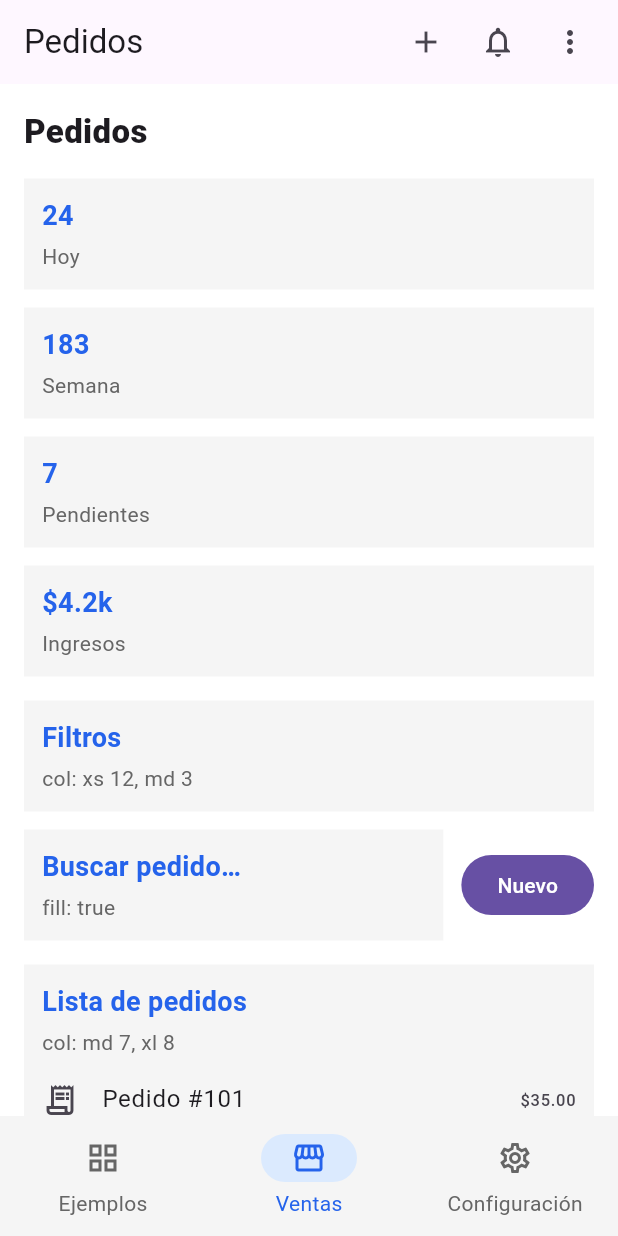
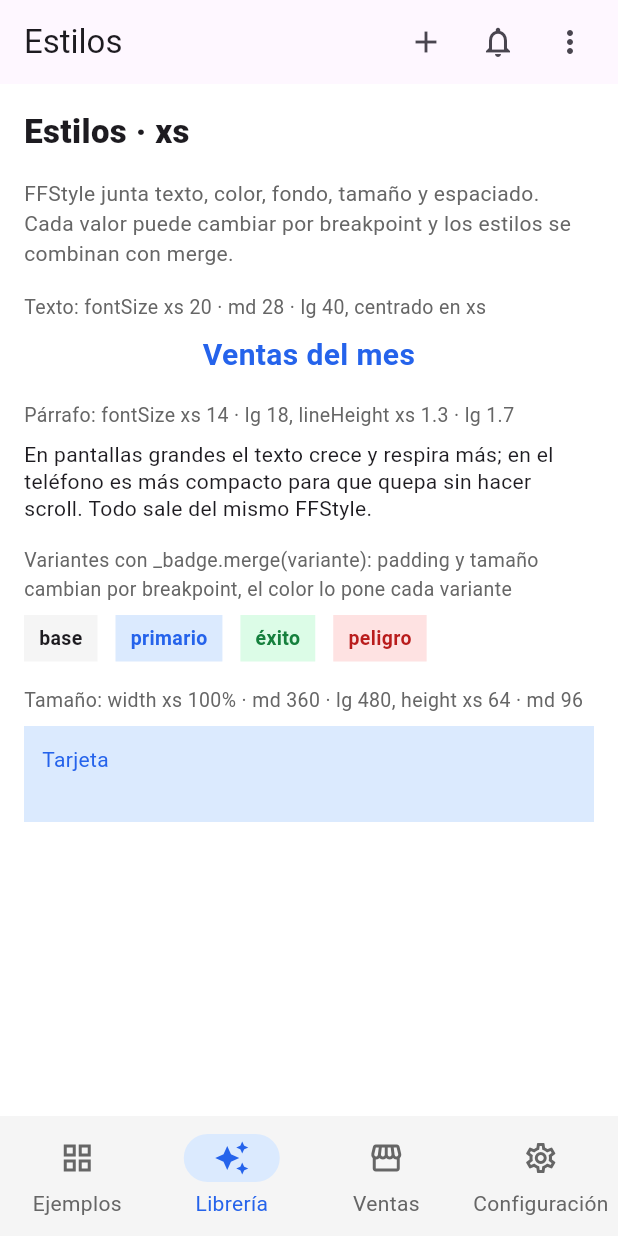
Before and after one commit to jgilpragma23/flow_frame, a Flutter app: the screen it shows after launch, item 2 of the bottom bar chosen, on a phone screen of 412 x 824 dp. Run offline on Flutter 3.47's test engine with Material 3 defaults, Android fonts, the phone set to English and light mode, and no system bars.

Commit message:
feat(example): agregar páginas de estilos, espaciado, colores y contenedor

```diff
--- /dev/null
+++ b/example/lib/demos.dart
@@ -0,0 +1,444 @@
+import 'package:flow_frame/flow_frame.dart';
+import 'package:flutter/material.dart';
+
+import 'main.dart';
+
+/// Páginas de la sección "Librería": una por tema, para ver cómo cambia
+/// cada cosa según el breakpoint (y para las imágenes del README).
+
+/// Título, texto de ayuda y el contenido de la página.
+class _DemoPage extends StatelessWidget {
+  const _DemoPage({
+    required this.title,
+    required this.intro,
+    required this.children,
+  });
+
+  final String title;
+  final String intro;
+  final List<Widget> children;
+
+  @override
+  Widget build(BuildContext context) {
+    return SingleChildScrollView(
+      child: FFContainer(
+        maxSize: 1280,
+        style: const FFStyle(padding: FFSpacing(all: FFValue(xs: 16, md: 32))),
+        child: FFFlex(
+          gap: const FFValue(xs: 16, md: 24),
+          children: [
+            FFItem(
+              style: const FFStyle(
+                textStyle: FFValue(
+                  xs: TextStyle(fontSize: 22, fontWeight: FontWeight.w800),
+                  md: TextStyle(fontSize: 30),
+                ),
+              ),
+              child: Text('$title · ${context.breakpoint.name}'),
+            ),
+            FFItem(
+              style: const FFStyle(color: AppColors.muted),
+              child: Text(intro),
+            ),
+            ...children,
+          ],
+        ),
+      ),
+    );
+  }
+}
+
+/// Un texto chico y apagado, para anotar los valores.
+class _Note extends StatelessWidget {
+  const _Note(this.text);
+
+  final String text;
+
+  @override
+  Widget build(BuildContext context) => Text(
+    text,
+    style: const FFStyle(
+      color: AppColors.muted,
+      fontSize: FFValue.all(13),
+    ).toTextStyle(context),
+  );
+}
+
+String _px(FFValue<double> value, BuildContext context) =>
+    '${(value.resolve(context.breakpoint) ?? 0).round()} px';
+
+// ─── Espaciado ──────────────────────────────────────────────────────────
+
+const _marginColor = FFColor.adaptive(
+  light: Color(0xFFFDE7C8),
+  dark: Color(0xFF4A3312),
+);
+const _paddingColor = FFColor.adaptive(
+  light: Color(0xFFCDEFD9),
+  dark: Color(0xFF173B26),
+);
+
+class EspaciadoDemo extends StatelessWidget {
+  const EspaciadoDemo({super.key});
+
+  @override
+  Widget build(BuildContext context) {
+    return _DemoPage(
+      title: 'Espaciado',
+      intro:
+          'FFSpacing con un valor por breakpoint. Naranja = margin, '
+          'verde = padding, azul = contenido.',
+      children: [
+        _legend(context),
+        _box(
+          context,
+          'padding all: xs 8 · md 24 · lg 40\nmargin all: xs 0 · md 16 · lg 32',
+          padding: const FFValue(xs: 8, md: 24, lg: 40),
+          margin: const FFValue(xs: 0, md: 16, lg: 32),
+        ),
+        _box(
+          context,
+          'padding horizontal: xs 12 · md 48 · lg 96, vertical: 8',
+          padding: const FFValue(xs: 12, md: 48, lg: 96),
+          vertical: const FFValue.all(8),
+        ),
+        _box(
+          context,
+          'margin left: xs 0 · md 64 · lg 160 (sangría)',
+          padding: const FFValue.all(12),
+          marginLeft: const FFValue(xs: 0, md: 64, lg: 160),
+        ),
+      ],
+    );
+  }
+
+  Widget _legend(BuildContext context) => Wrap(
+    spacing: 16,
+    runSpacing: 8,
+    children: [
+      for (final (name, color) in [
+        ('margin', _marginColor),
+        ('padding', _paddingColor),
+        ('contenido', AppColors.primarySoft),
+      ])
+        Row(
+          mainAxisSize: MainAxisSize.min,
+          children: [
+            Container(width: 14, height: 14, color: color.resolve(context)),
+            const SizedBox(width: 6),
+            _Note(name),
+          ],
+        ),
+    ],
+  );
+
+  Widget _box(
+    BuildContext context,
+    String code, {
+    required FFValue<double> padding,
+    FFValue<double>? vertical,
+    FFValue<double>? margin,
+    FFValue<double>? marginLeft,
+  }) {
+    final now = [
+      'padding ${_px(padding, context)}',
+      if (margin != null) 'margin ${_px(margin, context)}',
+      if (marginLeft != null) 'margin left ${_px(marginLeft, context)}',
+    ].join(' · ');
+    return ColoredBox(
+      color: _marginColor.resolve(context),
+      child: FFContainer(
+        style: FFStyle(
+          margin: FFSpacing(all: margin, left: marginLeft),
+          padding: vertical == null
+              ? FFSpacing(all: padding)
+              : FFSpacing(horizontal: padding, vertical: vertical),
+          backgroundColor: _paddingColor,
+        ),
+        child: FFContainer(
+          style: const FFStyle(
+            padding: FFSpacing(all: FFValue.all(12)),
+            backgroundColor: AppColors.primarySoft,
+          ),
+          child: Column(
+            crossAxisAlignment: CrossAxisAlignment.start,
+            children: [
+              Text(
+                code,
+                style: const TextStyle(fontFamily: 'monospace', fontSize: 13),
+              ),
+              const SizedBox(height: 6),
+              _Note('ahora: $now'),
+            ],
+          ),
+        ),
+      ),
+    );
+  }
+}
+
+// ─── Estilos ────────────────────────────────────────────────────────────
+
+const _badge = FFStyle(
+  padding: FFSpacing(
+    horizontal: FFValue(xs: 10, md: 16),
+    vertical: FFValue(xs: 6, md: 10),
+  ),
+  fontWeight: FFValue.all(FontWeight.w600),
+  fontSize: FFValue(xs: 13, md: 15),
+  backgroundColor: AppColors.surface,
+);
+
+const _variants = [
+  ('base', FFStyle()),
+  (
+    'primario',
+    FFStyle(backgroundColor: AppColors.primarySoft, color: AppColors.primary),
+  ),
+  (
+    'éxito',
+    FFStyle(
+      backgroundColor: FFColor.adaptive(
+        light: Color(0xFFDCFCE7),
+        dark: Color(0xFF14361F),
+      ),
+      color: FFColor.adaptive(
+        light: Color(0xFF15803D),
+        dark: Color(0xFF4ADE80),
+      ),
+    ),
+  ),
+  (
+    'peligro',
+    FFStyle(
+      backgroundColor: FFColor.adaptive(
+        light: Color(0xFFFEE2E2),
+        dark: Color(0xFF451A1A),
+      ),
+      color: FFColor.adaptive(
+        light: Color(0xFFB91C1C),
+        dark: Color(0xFFF87171),
+      ),
+    ),
+  ),
+];
+
+class EstilosDemo extends StatelessWidget {
+  const EstilosDemo({super.key});
+
+  @override
+  Widget build(BuildContext context) {
+    return _DemoPage(
+      title: 'Estilos',
+      intro:
+          'FFStyle junta texto, color, fondo, tamaño y espaciado. Cada valor '
+          'puede cambiar por breakpoint y los estilos se combinan con merge.',
+      children: [
+        _section(
+          context,
+          'Texto: fontSize xs 20 · md 28 · lg 40, centrado en xs',
+          const FFItem(
+            style: FFStyle(
+              fontSize: FFValue(xs: 20, md: 28, lg: 40),
+              fontWeight: FFValue(xs: FontWeight.w600, lg: FontWeight.w900),
+              textAlign: FFValue(xs: TextAlign.center, md: TextAlign.start),
+              color: AppColors.primary,
+            ),
+            child: Text('Ventas del mes'),
+          ),
+        ),
+        _section(
+          context,
+          'Párrafo: fontSize xs 14 · lg 18, lineHeight xs 1.3 · lg 1.7',
+          const FFItem(
+            style: FFStyle(
+              fontSize: FFValue(xs: 14, lg: 18),
+              lineHeight: FFValue(xs: 1.3, lg: 1.7),
+            ),
+            child: Text(
+              'En pantallas grandes el texto crece y respira más; en el '
+              'teléfono es más compacto para que quepa sin hacer scroll. '
+              'Todo sale del mismo FFStyle.',
+            ),
+          ),
+        ),
+        _section(
+          context,
+          'Variantes con _badge.merge(variante): padding y tamaño cambian '
+          'por breakpoint, el color lo pone cada variante',
+          Wrap(
+            spacing: 12,
+            runSpacing: 12,
+            children: [
+              for (final (name, variant) in _variants)
+                FFItem(style: _badge.merge(variant), child: Text(name)),
+            ],
+          ),
+          natural: true,
+        ),
+        _section(
+          context,
+          'Tamaño: width xs 100% · md 360 · lg 480, height xs 64 · md 96',
+          const FFItem(
+            style: FFStyle(
+              width: FFValue(xs: double.infinity, md: 360, lg: 480),
+              height: FFValue(xs: 64, md: 96),
+              backgroundColor: AppColors.primarySoft,
+              padding: FFSpacing(all: FFValue.all(12)),
+              color: AppColors.primary,
+            ),
+            child: Text('Tarjeta'),
+          ),
+          natural: true,
+        ),
+      ],
+    );
+  }
+
+  /// Con [natural] el hijo queda con su propio ancho, a la izquierda; si no,
+  /// usa todo el ancho (para que se note el textAlign).
+  Widget _section(
+    BuildContext context,
+    String note,
+    Widget child, {
+    bool natural = false,
+  }) => Column(
+    crossAxisAlignment: CrossAxisAlignment.stretch,
+    children: [
+      _Note(note),
+      const SizedBox(height: 8),
+      natural ? Align(alignment: Alignment.centerLeft, child: child) : child,
+    ],
+  );
+}
+
+// ─── Colores ────────────────────────────────────────────────────────────
+
+class ColoresDemo extends StatelessWidget {
+  const ColoresDemo({super.key});
+
+  static const _palette = [
+    ('background', AppColors.background),
+    ('surface', AppColors.surface),
+    ('primary', AppColors.primary),
+    ('primarySoft', AppColors.primarySoft),
+    ('muted', AppColors.muted),
+  ];
+
+  @override
+  Widget build(BuildContext context) {
+    final dark = Theme.of(context).brightness == Brightness.dark;
+    return _DemoPage(
+      title: 'Colores',
+      intro:
+          'FFColor.adaptive(light: ..., dark: ...) elige solo según el '
+          'Theme. Ahora: modo ${dark ? 'oscuro' : 'claro'}.',
+      children: [
+        FFFlex(
+          direction: const FFValue.all(Axis.horizontal),
+          gap: const FFValue.all(12),
+          children: [
+            for (final (name, color) in _palette)
+              FFItem(
+                col: const FFValue(xs: 6, md: 4, lg: 2),
+                style: const FFStyle(backgroundColor: AppColors.surface),
+                child: Column(
+                  crossAxisAlignment: CrossAxisAlignment.start,
+                  children: [
+                    Container(
+                      height: 72,
+                      decoration: BoxDecoration(
+                        color: color.resolve(context),
+                        border: Border.all(
+                          color: Theme.of(context).dividerColor,
+                        ),
+                      ),
+                    ),
+                    Padding(
+                      padding: const EdgeInsets.all(10),
+                      child: Column(
+                        crossAxisAlignment: CrossAxisAlignment.start,
+                        children: [
+                          Text(
+                            name,
+                            style: const TextStyle(fontWeight: FontWeight.w600),
+                          ),
+                          _Note(_hex(color.resolve(context))),
+                        ],
+                      ),
+                    ),
+                  ],
+                ),
+              ),
+          ],
+        ),
+        FFContainer(
+          style: const FFStyle(
+            padding: FFSpacing(all: FFValue(xs: 16, md: 24)),
+            backgroundColor: AppColors.surface,
+          ),
+          child: Column(
+            crossAxisAlignment: CrossAxisAlignment.start,
+            children: [
+              const FFItem(
+                style: FFStyle(
+                  fontSize: FFValue.all(20),
+                  fontWeight: FFValue.all(FontWeight.w700),
+                  color: AppColors.primary,
+                ),
+                child: Text('Una tarjeta con la paleta'),
+              ),
+              const SizedBox(height: 6),
+              const FFItem(
+                style: FFStyle(color: AppColors.muted),
+                child: Text('Fondo surface, título primary y texto muted.'),
+              ),
+              const SizedBox(height: 12),
+              FilledButton(onPressed: () {}, child: const Text('Acción')),
+            ],
+          ),
+        ),
+      ],
+    );
+  }
+
+  static String _hex(Color c) =>
+      '#${c.toARGB32().toRadixString(16).substring(2).toUpperCase()}';
+}
+
+// ─── Contenedor ─────────────────────────────────────────────────────────
+
+class ContenedorDemo extends StatelessWidget {
+  const ContenedorDemo({super.key});
+
+  @override
+  Widget build(BuildContext context) {
+    return _DemoPage(
+      title: 'Contenedor',
+      intro:
+          'FFContainer ocupa todo el ancho hasta maxSize y se centra. El '
+          'fondo gris es el espacio libre a los lados.',
+      children: [
+        for (final max in [480.0, 800.0, 1100.0])
+          LayoutBuilder(
+            builder: (context, constraints) => ColoredBox(
+              color: AppColors.surface.resolve(context),
+              child: FFContainer(
+                maxSize: max,
+                style: const FFStyle(
+                  padding: FFSpacing(all: FFValue(xs: 12, md: 16)),
+                  backgroundColor: AppColors.primarySoft,
+                  color: AppColors.primary,
+                  fontWeight: FFValue.all(FontWeight.w600),
+                ),
+                child: Text(
+                  'maxSize: ${max.round()} · ancho ahora: '
+                  '${constraints.maxWidth.clamp(0, max).round()} px',
+                ),
+              ),
+            ),
+          ),
+      ],
+    );
+  }
+}
--- a/example/lib/main.dart
+++ b/example/lib/main.dart
@@ -1,5 +1,7 @@
 import 'package:flutter/material.dart';
 import 'package:flow_frame/flow_frame.dart';
+
+import 'demos.dart';
 
 void main() => runApp(const ExampleApp());
 
@@ -79,6 +81,34 @@ class _ExampleShellState extends State<ExampleShell> {
       icon: Icon(Icons.grid_view_outlined),
       selectedIcon: Icon(Icons.grid_view),
       label: 'Ejemplos',
+    ),
+    FFDestination(
+      id: 'libreria',
+      icon: Icon(Icons.auto_awesome_outlined),
+      selectedIcon: Icon(Icons.auto_awesome),
+      label: 'Librería',
+      children: [
+        FFDestination(
+          id: 'libreria/estilos',
+          icon: Icon(Icons.text_fields),
+          label: 'Estilos',
+        ),
+        FFDestination(
+          id: 'libreria/espaciado',
+          icon: Icon(Icons.padding_outlined),
+          label: 'Espaciado',
+        ),
+        FFDestination(
+          id: 'libreria/colores',
+          icon: Icon(Icons.palette_outlined),
+          label: 'Colores',
+        ),
+        FFDestination(
+          id: 'libreria/contenedor',
+          icon: Icon(Icons.crop_free),
+          label: 'Contenedor',
+        ),
+      ],
     ),
     FFDestination(
       id: 'ventas',
@@ -234,6 +264,10 @@ class _ExampleShellState extends State<ExampleShell> {
       body: switch (_selected) {
         'ejemplos' => const ExamplePage(),
         'ventas/pedidos' => const PedidosPage(),
+        'libreria/estilos' => const EstilosDemo(),
+        'libreria/espaciado' => const EspaciadoDemo(),
+        'libreria/colores' => const ColoresDemo(),
+        'libreria/contenedor' => const ContenedorDemo(),
         _ => _Placeholder(_selected),
       },
     );
```
